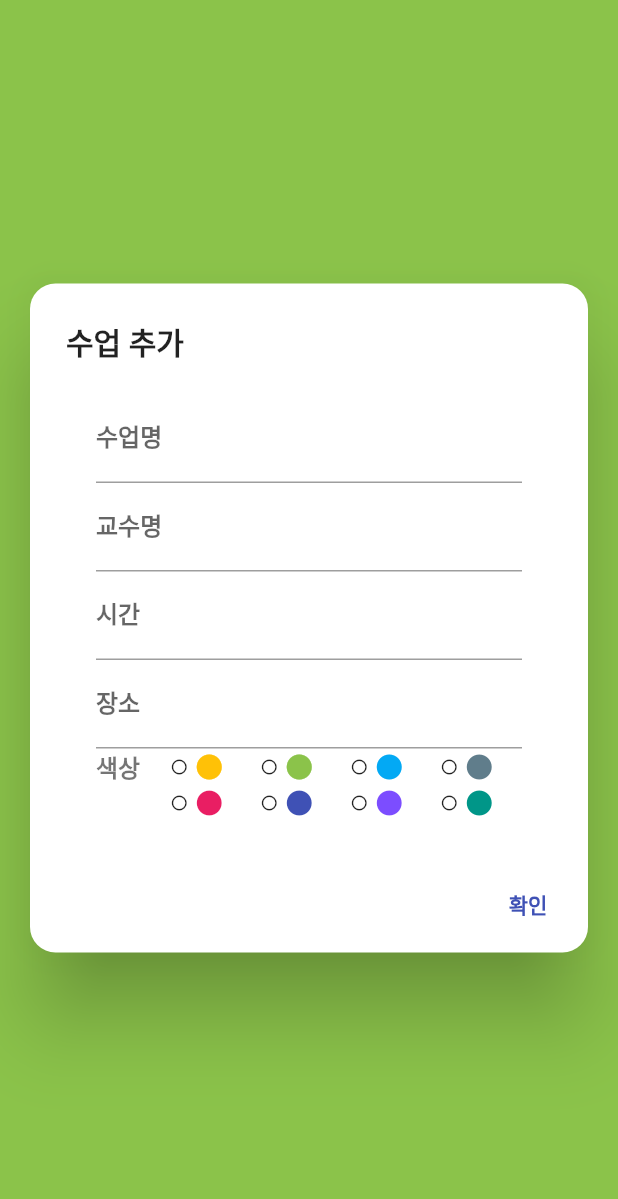
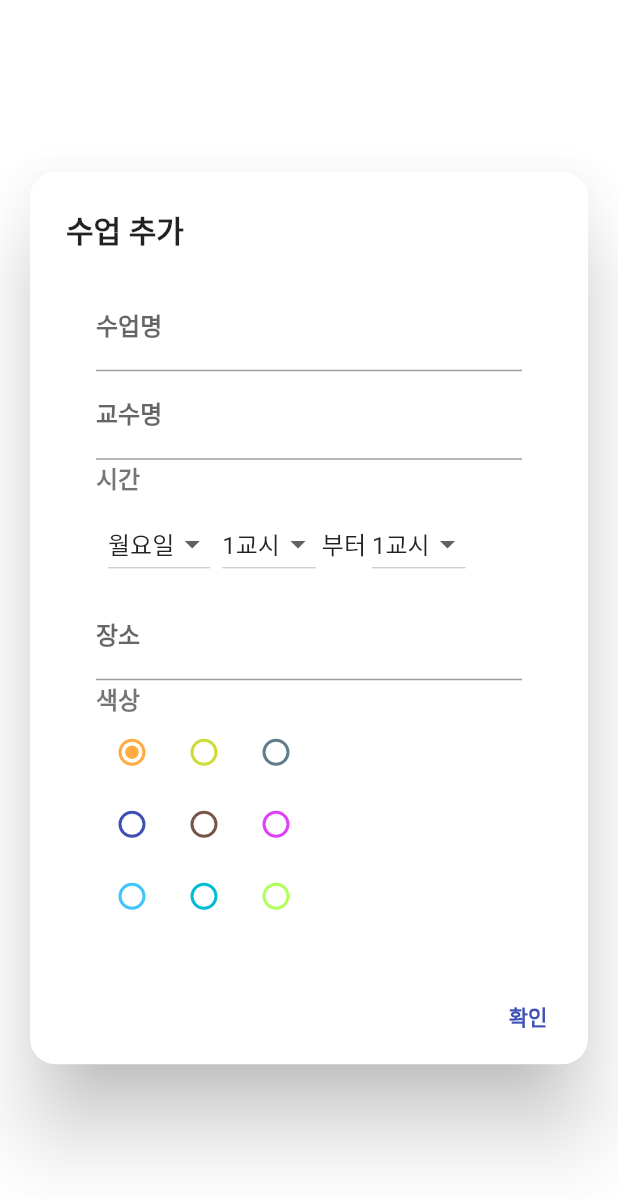
Before and after one commit to yugyeong71/TimeTabletoDo, a Flutter app: the screen it shows after launch, on a phone screen of 412 x 824 dp. Shown: the top 1199 px of the screen. Run offline on Flutter 3.47's test engine with Material 2 defaults, Android fonts, the phone set to English and light mode, and no system bars.

Commit message:
Update : lectureCreateDialog, lectureDialog, todoDeleteDialog

```diff
--- a/lib/lectureCreateDialog.dart
+++ b/lib/lectureCreateDialog.dart
@@ -6,17 +6,28 @@ class CreateDialog extends StatefulWidget {
   _MyAlertDialogState createState() => _MyAlertDialogState();
 }
 
+
 class _MyAlertDialogState extends State<CreateDialog> {
+
+  final List<int> _startList = [1, 2, 3, 4, 5, 6, 7, 8, 9];
+  int _selectedValue1 = 1;
+
+  final List<int> _endList = [1, 2, 3, 4, 5, 6, 7, 8, 9];
+  int _selectedValue2 = 1;
+
+  final List<String> _dateList = ['월요일', '화요일', '수요일', '목요일', '금요일', '토요일', '일요일'];
+  String _selectedDateValue = '월요일';
+
+  String _colorSelect = 'RED';
+  int id = 1;
+
+  final TextEditingController subjectsController = TextEditingController();
+  final TextEditingController professorController = TextEditingController();
+  final TextEditingController placeController = TextEditingController();
 
   @override
   Widget build(BuildContext context) {
-    return Container(
-      color: Colors.lightGreen,
-      child: Center(
-        child: Column(
-          mainAxisAlignment: MainAxisAlignment.center,
-          children: [
-            AlertDialog(
+    return AlertDialog(
       insetPadding: EdgeInsets.all(20),
       shape: RoundedRectangleBorder(borderRadius: BorderRadius.circular(17.0)),
       title: Text('수업 추가', style: TextStyle(fontWeight : FontWeight.bold)),
@@ -28,118 +39,202 @@ class _MyAlertDialogState extends State<CreateDialog> {
             child: Column(
               mainAxisSize: MainAxisSize.min,
               children: [
-                        TextField(decoration: InputDecoration(labelText: '수업명'), style: TextStyle(fontWeight : FontWeight.bold), keyboardType: TextInputType.text),
-                        TextField(decoration: InputDecoration(labelText: '교수명'), style: TextStyle(fontWeight : FontWeight.bold), keyboardType: TextInputType.text),
-                        TextField(decoration: InputDecoration(labelText: '시간'), style: TextStyle(fontWeight : FontWeight.bold), keyboardType: TextInputType.text),
-                        TextField(decoration: InputDecoration(labelText: '장소'), style: TextStyle(fontWeight : FontWeight.bold), keyboardType: TextInputType.text),
+                TextField(
+                  decoration: InputDecoration(labelText: '수업명'),
+                  style: TextStyle(fontWeight : FontWeight.bold),
+                  keyboardType: TextInputType.text,
+                  controller: subjectsController,
+                ),
+                TextField(
+                  decoration: InputDecoration(labelText: '교수명'),
+                  style: TextStyle(fontWeight : FontWeight.bold),
+                  keyboardType: TextInputType.text,
+                  controller: professorController,
+                ),
                 Row(
                   children: [
-                            Text('색상', style: TextStyle(fontWeight : FontWeight.bold, color: Colors.black54)),
-
-                            Row(
-                              children: [
-                                Padding(padding: EdgeInsets.all(10)),
-                                Icon(Icons.circle_outlined,size: 12),
-                                Row(
-                                  children: [
-                                    Padding(padding: EdgeInsets.all(2)),
-                                    Icon(Icons.circle, color: Colors.amber ,size: 20),
-                                  ],
-                                )
+                    Text("시간", style: TextStyle(fontWeight: FontWeight.bold, color: Colors.black54)),
                   ],
                 ),
                 Row(
                   children: [
-                                Padding(padding: EdgeInsets.all(12)),
-                                Icon(Icons.circle_outlined,size: 12),
+                    Padding(
+                      padding: const EdgeInsets.all(8.0),
+                      child: Container(
+                          child: DropdownButton<String>(
+                            value: _selectedDateValue,
+                            items: _dateList.map((days){
+                              return DropdownMenuItem(
+                                value: days,
+                                child: Text(days),
+                              );
+                            }).toList(),
+                            onChanged: (dynamic days){
+                              setState((){
+                                _selectedDateValue = days;
+                              });
+                            },
+                          )
+                      ),
+                    ),
+                    Container(
+                        child: DropdownButton<int>(
+                          value: _selectedValue1,
+                          items: _startList.map((startclass){
+                            return DropdownMenuItem(
+                              value: startclass,
+                              child: Text('$startclass교시'),
+                            );
+                          }).toList(),
+                          onChanged: (dynamic startclass){
+                            setState((){
+                              _selectedValue1 = startclass;
+                            });
+                          },
+                        )
+                    ),
+                    Text(" 부터 "),
+                    Container(
+                        child: DropdownButton<int>(
+                          value: _selectedValue2,
+                          items: _endList.map((endclass){
+                            return DropdownMenuItem(
+                              value: endclass,
+                              child: Text('$endclass교시'),
+                            );
+                          }).toList(),
+                          onChanged: (dynamic endclass){
+                            setState((){
+                              _selectedValue2 = endclass;
+                            });
+                          },
+                        )
+                    ),
+
+                  ],
+                ),
+                TextField(
+                  decoration: InputDecoration(labelText: '장소'),
+                  style: TextStyle(fontWeight : FontWeight.bold),
+                  keyboardType: TextInputType.text,
+                  controller: placeController,
+                ),
                 Row(
+                  children:[
+                    Text('색상', style: TextStyle(fontWeight : FontWeight.bold, color: Colors.black54)),
+                  ],
+                ),
+                Center(
+                  child: Row(
+                    mainAxisAlignment: MainAxisAlignment.start,
                     children: [
-                                    Padding(padding: EdgeInsets.all(2)),
-                                    Icon(Icons.circle, color: Colors.lightGreen ,size: 20),
+                      Radio(
+                          value: 1,
+                          groupValue: id,
+                          fillColor : MaterialStateColor.resolveWith((states) => Colors.orangeAccent),
+                          onChanged: (val){
+                            setState((){
+                              _colorSelect = 'RED';
+                              id = 1;
+                            });
+                          }),
+                      Radio(
+                          value: 2,
+                          groupValue: id,
+                          fillColor : MaterialStateColor.resolveWith((states) => Colors.lime),
+                          onChanged: (val){
+                            setState((){
+                              _colorSelect = 'BLUE';
+                              id = 2;
+                            });
+                          }),
+                      Radio(
+                          value: 3,
+                          groupValue: id,
+                          fillColor : MaterialStateColor.resolveWith((states) => Colors.blueGrey),
+                          onChanged: (val){
+                            setState((){
+                              _colorSelect = 'GREEN';
+                              id = 3;
+                            });
+                          }),
+                    ],
+                  ),
+                ),
+                Column(
+                  children: [
+                    Row(
+                      mainAxisAlignment: MainAxisAlignment.start,
+                      children: [
+                        Radio(
+                            value: 4,
+                            groupValue: id,
+                            fillColor : MaterialStateColor.resolveWith((states) => Colors.indigo),
+                            onChanged: (val){
+                              setState((){
+                                _colorSelect = 'YELLOW';
+                                id = 4;
+                              });
+                            }),
+                        Radio(
+                            value: 5,
+                            groupValue: id,
+                            fillColor : MaterialStateColor.resolveWith((states) => Colors.brown),
+                            onChanged: (val){
+                              setState((){
+                                _colorSelect = 'LIME';
+                                id = 5;
+                              });
+                            }),
+                        Radio(
+                            value: 6,
+                            groupValue: id,
+                            fillColor: MaterialStateColor.resolveWith((states) => Colors.purpleAccent),
+                            onChanged: (val){
+                              setState((){
+                                _colorSelect = 'GREY';
+                                id = 6;
+                              });
+                            }),
                       ],
                     )
-                              ],
-                            ),
-                            Row(
-                              children: [
-                                Padding(padding: EdgeInsets.all(12)),
-                                Icon(Icons.circle_outlined,size: 12),
-                                Row(
-                                  children: [
-                                    Padding(padding: EdgeInsets.all(2)),
-                                    Icon(Icons.circle, color: Colors.lightBlue ,size: 20),
-                                  ],
-                                )
-                              ],
-                            ),
-                            Row(
-                              children: [
-                                Padding(padding: EdgeInsets.all(12)),
-                                Icon(Icons.circle_outlined,size: 12),
-                                Row(
-                                  children: [
-                                    Padding(padding: EdgeInsets.all(2)),
-                                    Icon(Icons.circle, color: Colors.blueGrey ,size: 20),
-                                  ],
-                                )
-                              ],
-                            ),
                   ],
                 ),
                 Column(
                   children: [
                     Row(
+                      mainAxisAlignment: MainAxisAlignment.start,
                       children: [
-                                Text('색상', style: TextStyle(fontWeight : FontWeight.bold, color: Colors.white)),
-                                Row(
-                                  children: [
-                                    Padding(padding: EdgeInsets.all(10)),
-                                    Icon(Icons.circle_outlined,size: 12),
-                                    Row(
-                                      children: [
-                                        Padding(padding: EdgeInsets.all(2)),
-                                        Icon(Icons.circle, color: Colors.pink ,size: 20),
-                                      ],
-                                    )
-                                  ],
-                                ),
-                                Row(
-                                  children: [
-                                    Padding(padding: EdgeInsets.all(12)),
-                                    Icon(Icons.circle_outlined,size: 12),
-                                    Row(
-                                      children: [
-                                        Padding(padding: EdgeInsets.all(2)),
-                                        Icon(Icons.circle, color: Colors.indigo ,size: 20),
-                                      ],
-                                    )
-                                  ],
-                                ),
-                                Row(
-                                  children: [
-                                    Padding(padding: EdgeInsets.all(12)),
-                                    Icon(Icons.circle_outlined,size: 12),
-                                    Row(
-                                      children: [
-                                        Padding(padding: EdgeInsets.all(2)),
-                                        Icon(Icons.circle, color: Colors.deepPurpleAccent ,size: 20),
-                                      ],
-                                    )
-                                  ],
-                                ),
-                                Row(
-                                  children: [
-                                    Padding(padding: EdgeInsets.all(12)),
-                                    Icon(Icons.circle_outlined,size: 12),
-                                    Row(
-                                      children: [
-                                        Padding(padding: EdgeInsets.all(2)),
-                                        Icon(Icons.circle, color: Colors.teal ,size: 20),
-                                      ],
-                                    )
-                                  ],
-                                ),
-
+                        Radio(
+                            value: 7,
+                            groupValue: id,
+                            fillColor : MaterialStateColor.resolveWith((states) => Colors.lightBlueAccent),
+                            onChanged: (val){
+                              setState((){
+                                _colorSelect = 'GREY1';
+                                id = 7;
+                              });
+                            }),
+                        Radio(
+                            value: 8,
+                            groupValue: id,
+                            fillColor : MaterialStateColor.resolveWith((states) => Colors.cyan),
+                            onChanged: (val){
+                              setState((){
+                                _colorSelect = 'GREY2';
+                                id = 8;
+                              });
+                            }),
+                        Radio(
+                            value: 9,
+                            groupValue: id,
+                            fillColor : MaterialStateColor.resolveWith((states) => Colors.lightGreenAccent),
+                            onChanged: (val){
+                              setState((){
+                                _colorSelect = 'GREY3';
+                                id = 9;
+                              });
+                            }),
                       ],
                     )
                   ],
@@ -152,15 +247,13 @@ class _MyAlertDialogState extends State<CreateDialog> {
       actions: <Widget>[
         TextButton(
           onPressed: () {
+            //myLecture(context, subjectsController.text, professorController.text, "7", 1, 3, placeController.text, 0xffb74093);
+
             Navigator.of(context).pop();
           },
           child: Text('확인', style: TextStyle(color: Colors.indigo, fontWeight : FontWeight.bold)),
         ),
       ],
-            ),
-          ],
-        ),
-      ),
     );
   }
 }
```
Also changed, not shown: lib/lectureDialog.dart (+39 -34 lines), lib/todoDeleteDialog.dart (+2 -30 lines). Lines whose indentation alone changed are shown as unchanged.
